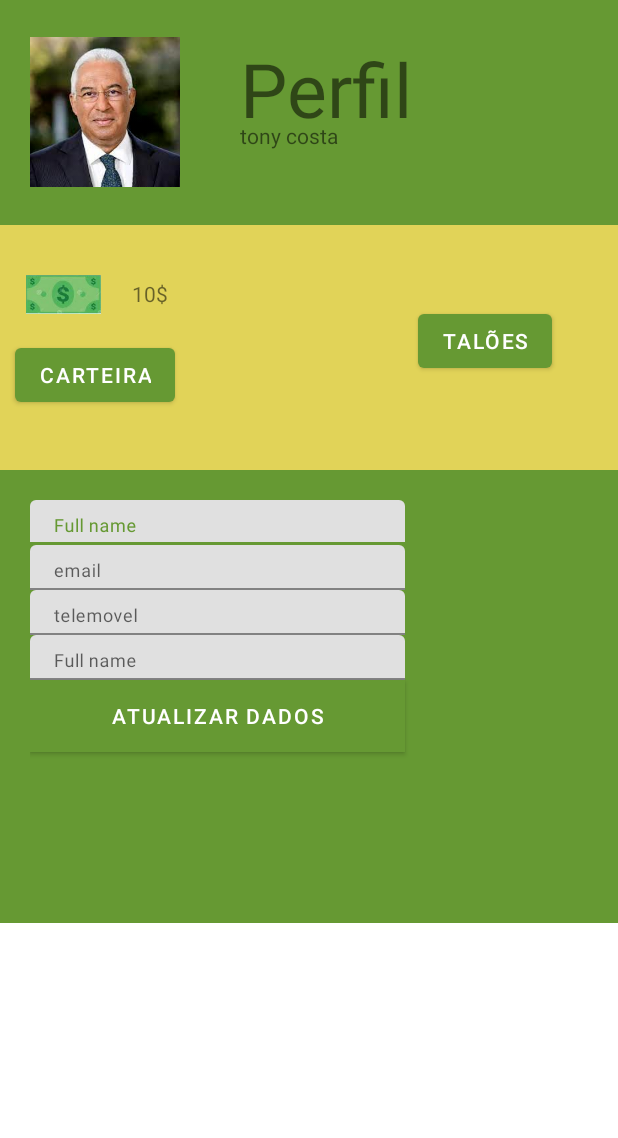
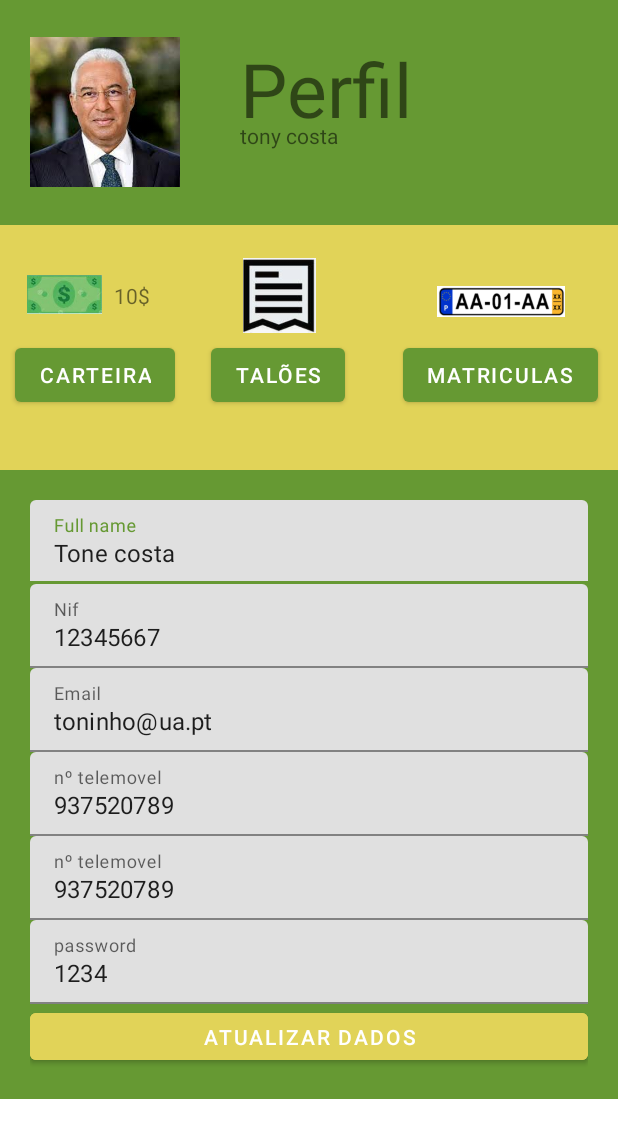
Before and after one commit to RRocha21/Glup, an Android app: the ProfileActivity screen opened directly, with no data from a screen before it, on a phone screen of 412 x 824 dp. Shown: the top 1138 px of the screen. Run offline under Robolectric (Android 15) with nearby library versions, the phone set to English and light mode, and no system bars.

Commit message:
André 4
activity_profile.xmml

adicionei 4 imagens

```diff
--- a/glup/app/src/main/res/layout/activity_profile.xml
+++ b/glup/app/src/main/res/layout/activity_profile.xml
@@ -57,15 +57,41 @@
 
 
         <ImageView
+            android:id="@+id/imagem_talao"
+            android:layout_width="50dp"
+            android:layout_height="50dp"
+            android:layout_alignParentStart="true"
+            android:layout_alignParentTop="true"
+            android:layout_m="50dp"
+            android:layout_marginStart="161dp"
+            android:layout_marginTop="22dp"
+            android:src="@drawable/recibo">
+
+        </ImageView>
+
+        <ImageView
             android:id="@+id/imagem_nota"
             android:layout_width="50dp"
             android:layout_height="50dp"
             android:layout_alignParentStart="true"
             android:layout_alignParentTop="true"
             android:layout_m="50dp"
-            android:layout_marginStart="17dp"
+            android:layout_marginStart="18dp"
             android:layout_marginTop="21dp"
             android:src="@drawable/nota">
+
+        </ImageView>
+
+        <ImageView
+            android:id="@+id/imagem_matricula"
+            android:layout_width="85dp"
+            android:layout_height="wrap_content"
+            android:layout_alignParentStart="true"
+            android:layout_alignParentTop="true"
+            android:layout_m="50dp"
+            android:layout_marginStart="291dp"
+            android:layout_marginTop="22dp"
+            android:src="@drawable/matricula">
 
         </ImageView>
 
@@ -77,8 +103,8 @@
             android:layout_alignParentStart="true"
 
 
-            android:layout_marginStart="88dp"
-            android:layout_marginTop="-35dp"
+            android:layout_marginStart="76dp"
+            android:layout_marginTop="-34dp"
             android:text="10$">
 
 
@@ -90,9 +116,19 @@
             android:layout_height="wrap_content"
             android:layout_alignParentEnd="true"
             android:layout_alignParentBottom="true"
-            android:layout_marginEnd="44dp"
-            android:layout_marginBottom="62dp"
+            android:layout_marginEnd="182dp"
+            android:layout_marginBottom="39dp"
             android:text="Talões" />
+
+        <Button
+            android:id="@+id/matriculas"
+            android:layout_width="wrap_content"
+            android:layout_height="wrap_content"
+            android:layout_alignParentEnd="true"
+            android:layout_alignParentBottom="true"
+            android:layout_marginEnd="13dp"
+            android:layout_marginBottom="39dp"
+            android:text="matriculas" />
 
         <Button
             android:id="@+id/carteira"
@@ -107,65 +143,86 @@
 
     <LinearLayout
         android:layout_width="match_parent"
-        android:layout_height="302dp"
+        android:layout_height="419dp"
         android:background="@color/greenglup"
         android:orientation="vertical"
         android:padding="20dp">
 
 
         <com.google.android.material.textfield.TextInputLayout
-            android:layout_width="250dp"
-            android:layout_height="30dp"
+            android:layout_width="match_parent"
+            android:layout_height="wrap_content"
             android:hint="Full name">
 
             <com.google.android.material.textfield.TextInputEditText
-                android:layout_width="250dp"
-                android:layout_height="30dp"
+                android:layout_width="match_parent"
+                android:layout_height="wrap_content"
                 android:text="Tone costa" />
 
         </com.google.android.material.textfield.TextInputLayout>
-
         <com.google.android.material.textfield.TextInputLayout
-            android:layout_width="250dp"
-            android:layout_height="30dp"
-            android:hint="email">
+            android:layout_width="match_parent"
+            android:layout_height="wrap_content"
+            android:hint="Nif">
 
             <com.google.android.material.textfield.TextInputEditText
-                android:layout_width="250dp"
-                android:layout_height="30dp"
-                android:text="Tone costa" />
+                android:layout_width="match_parent"
+                android:layout_height="wrap_content"
+                android:text="12345667" />
+
+        </com.google.android.material.textfield.TextInputLayout>
+        <com.google.android.material.textfield.TextInputLayout
+            android:layout_width="match_parent"
+            android:layout_height="wrap_content"
+            android:hint="Email">
+
+            <com.google.android.material.textfield.TextInputEditText
+                android:layout_width="match_parent"
+                android:layout_height="wrap_content"
+                android:text="toninho@ua.pt" />
+
+        </com.google.android.material.textfield.TextInputLayout>
+        <com.google.android.material.textfield.TextInputLayout
+            android:layout_width="match_parent"
+            android:layout_height="wrap_content"
+            android:hint="nº telemovel">
+
+            <com.google.android.material.textfield.TextInputEditText
+                android:layout_width="match_parent"
+                android:layout_height="wrap_content"
+                android:text="937520789" />
+
+        </com.google.android.material.textfield.TextInputLayout>
+        <com.google.android.material.textfield.TextInputLayout
+            android:layout_width="match_parent"
+            android:layout_height="wrap_content"
+            android:hint="nº telemovel">
+
+            <com.google.android.material.textfield.TextInputEditText
+                android:layout_width="match_parent"
+                android:layout_height="wrap_content"
+                android:text="937520789" />
+
+        </com.google.android.material.textfield.TextInputLayout>
+        <com.google.android.material.textfield.TextInputLayout
+            android:layout_width="match_parent"
+            android:layout_height="wrap_content"
+            android:hint="password">
+
+            <com.google.android.material.textfield.TextInputEditText
+                android:layout_width="match_parent"
+                android:layout_height="wrap_content"
+                android:text="1234" />
 
         </com.google.android.material.textfield.TextInputLayout>
 
-        <com.google.android.material.textfield.TextInputLayout
-            android:layout_width="250dp"
-            android:layout_height="30dp"
-            android:hint="telemovel">
 
-            <com.google.android.material.textfield.TextInputEditText
-                android:layout_width="250dp"
-                android:layout_height="30dp"
-                android:text="Tone costa" />
-
-        </com.google.android.material.textfield.TextInputLayout>
-
-        <com.google.android.material.textfield.TextInputLayout
-            android:layout_width="250dp"
-            android:layout_height="30dp"
-            android:hint="Full name">
-
-            <com.google.android.material.textfield.TextInputEditText
-                android:layout_width="250dp"
-                android:layout_height="30dp"
-                android:text="Tone costa" />
-
-        </com.google.android.material.textfield.TextInputLayout>
 
         <Button
             android:id="@+id/atualizar"
-            android:layout_width="250dp"
+            android:layout_width="match_parent"
             android:layout_height="wrap_content"
-            android:background="@color/yellowglup"
+            android:backgroundTint="@color/yellowglup"
             android:text="Atualizar Dados" />
 
 
```
Also changed, not shown: glup/app/src/main/res/drawable/matricula.PNG (added), glup/app/src/main/res/drawable/recibo.PNG (added).
